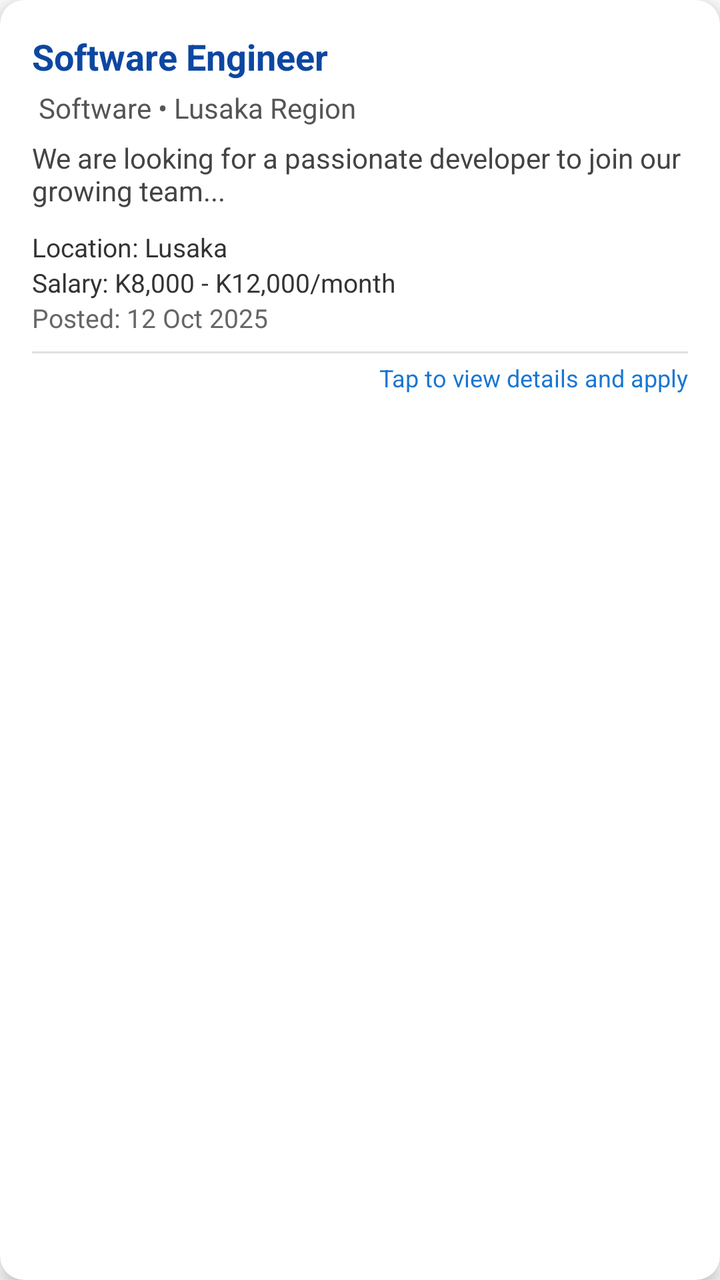
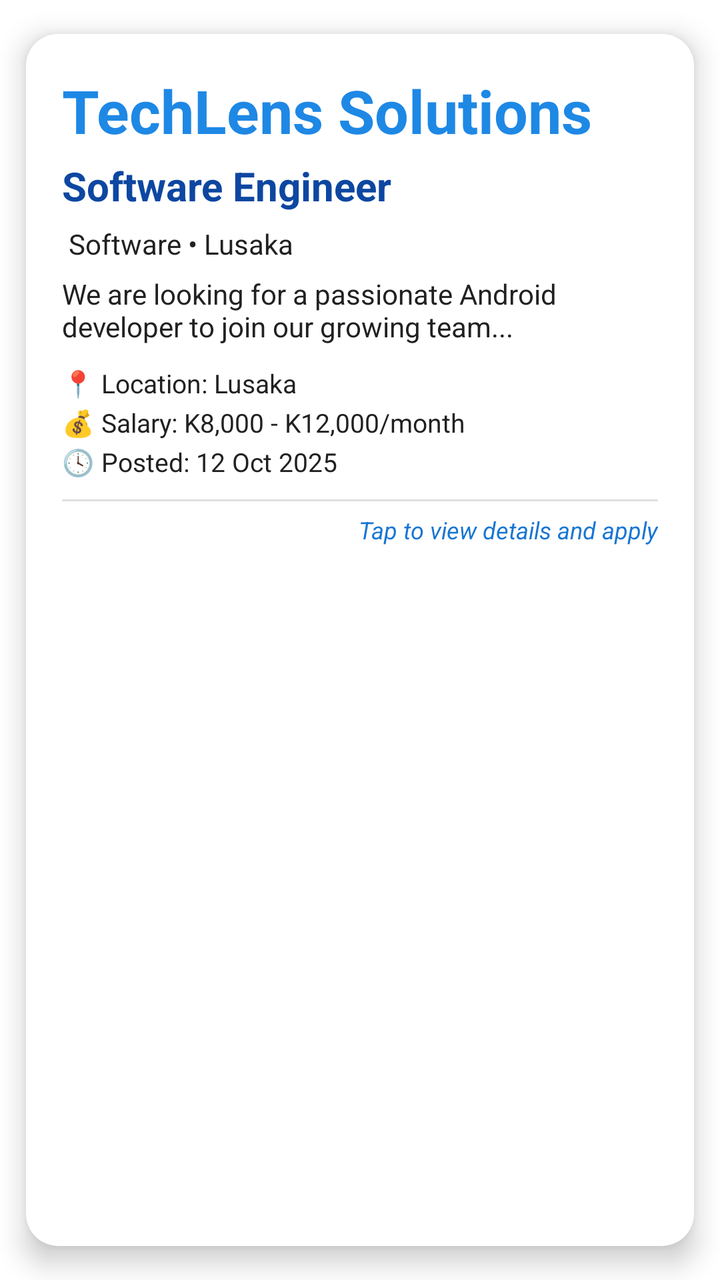

The first picture is an Android layout as it rendered before a commit; the second is the same layout after the commit. The layout source and the unified diff follow.
<!-- AndroidManifest.xml: application theme Theme.Job_portal -->
<!-- res/layout/item_job.xml -->
<?xml version="1.0" encoding="utf-8"?>
<androidx.cardview.widget.CardView xmlns:android="http://schemas.android.com/apk/res/android"
    xmlns:card_view="http://schemas.android.com/apk/res-auto"
    android:layout_width="match_parent"
    android:layout_height="wrap_content"
    android:layout_margin="8dp"
    card_view:cardCornerRadius="12dp"
    card_view:cardElevation="6dp"
    android:foreground="?attr/selectableItemBackground"
    android:clickable="true"
    android:focusable="true">

    <LinearLayout
        android:orientation="vertical"
        android:padding="16dp"
        android:layout_width="match_parent"
        android:layout_height="wrap_content">

        
        <TextView
            android:id="@+id/txtJobTitle"
            android:layout_width="match_parent"
            android:layout_height="wrap_content"
            android:text="Software Engineer"
            android:textSize="18sp"
            android:textStyle="bold"
            android:textColor="#0D47A1"
            android:layout_marginBottom="4dp" />

        
        <TextView
            android:id="@+id/txtCategoryRegion"
            android:layout_width="match_parent"
            android:layout_height="wrap_content"
            android:text=" Software • Lusaka Region"
            android:textSize="14sp"
            android:textColor="#555"
            android:layout_marginBottom="6dp" />

        
        <TextView
            android:id="@+id/txtShortDescription"
            android:layout_width="match_parent"
            android:layout_height="wrap_content"
            android:text="We are looking for a passionate developer to join our growing team..."
            android:textSize="14sp"
            android:textColor="#444"
            android:maxLines="2"
            android:ellipsize="end"
            android:layout_marginBottom="10dp" />

        
        <LinearLayout
            android:orientation="vertical"
            android:layout_width="match_parent"
            android:layout_height="wrap_content">

            <TextView
                android:id="@+id/txtLocation"
                android:layout_width="match_parent"
                android:layout_height="wrap_content"
                android:text="Location: Lusaka"
                android:textSize="13sp"
                android:textColor="#333" />

            <TextView
                android:id="@+id/txtSalary"
                android:layout_width="match_parent"
                android:layout_height="wrap_content"
                android:text="Salary: K8,000 - K12,000/month"
                android:textSize="13sp"
                android:textColor="#333" />

            <TextView
                android:id="@+id/txtPostedDate"
                android:layout_width="match_parent"
                android:layout_height="wrap_content"
                android:text="Posted: 12 Oct 2025"
                android:textSize="13sp"
                android:textColor="#666" />
        </LinearLayout>

        
        <View
            android:layout_width="match_parent"
            android:layout_height="1dp"
            android:layout_marginTop="8dp"
            android:background="#E0E0E0" />

        
        <TextView
            android:id="@+id/txtApplyInfo"
            android:layout_width="wrap_content"
            android:layout_height="wrap_content"
            android:text="Tap to view details and apply"
            android:textSize="12sp"
            android:textColor="#1976D2"
            android:layout_marginTop="4dp"
            android:layout_gravity="end" />

    </LinearLayout>
</androidx.cardview.widget.CardView>
<!-- resources referenced by this layout -->
<resources>
  <style name="Theme.Job_portal" parent="Base.Theme.Job_portal" />
  <style name="Base.Theme.Job_portal" parent="Theme.Material3.DayNight.NoActionBar">
          
          <item name="android:windowFullscreen">true</item>
          <item name="android:windowBackground">@color/white</item>
          
      </style>
  <color name="white">#FFFFFFFF</color>
</resources>

<!-- the commit's change to res/layout/item_job.xml (unified diff, before → after) -->
@@ -3,18 +3,31 @@
     xmlns:card_view="http://schemas.android.com/apk/res-auto"
     android:layout_width="match_parent"
     android:layout_height="wrap_content"
-    android:layout_margin="8dp"
-    card_view:cardCornerRadius="12dp"
-    card_view:cardElevation="6dp"
+    android:layout_margin="10dp"
     android:foreground="?attr/selectableItemBackground"
     android:clickable="true"
-    android:focusable="true">
+    android:focusable="true"
+    card_view:cardCornerRadius="16dp"
+    card_view:cardElevation="8dp"
+    card_view:cardUseCompatPadding="true">
 
     <LinearLayout
         android:orientation="vertical"
-        android:padding="16dp"
+        android:padding="18dp"
         android:layout_width="match_parent"
-        android:layout_height="wrap_content">
+        android:layout_height="wrap_content"
+        android:background="@android:color/white">
+
+        
+        <TextView
+            android:id="@+id/txtCompanyName"
+            android:layout_width="match_parent"
+            android:layout_height="wrap_content"
+            android:text="TechLens Solutions"
+            android:textStyle="bold"
+            android:textColor="#1E88E5"
+            android:textSize="30sp"
+            android:layout_marginBottom="4dp" />
 
         
         <TextView
@@ -22,19 +35,19 @@
             android:layout_width="match_parent"
             android:layout_height="wrap_content"
             android:text="Software Engineer"
-            android:textSize="18sp"
             android:textStyle="bold"
             android:textColor="#0D47A1"
-            android:layout_marginBottom="4dp" />
+            android:textSize="20sp"
+            android:layout_marginBottom="6dp" />
 
         
         <TextView
             android:id="@+id/txtCategoryRegion"
             android:layout_width="match_parent"
             android:layout_height="wrap_content"
-            android:text=" Software • Lusaka Region"
+            android:text=" Software • Lusaka"
             android:textSize="14sp"
-            android:textColor="#555"
+            android:textColor="#212121"
             android:layout_marginBottom="6dp" />
 
         
@@ -42,10 +55,10 @@
             android:id="@+id/txtShortDescription"
             android:layout_width="match_parent"
             android:layout_height="wrap_content"
-            android:text="We are looking for a passionate developer to join our growing team..."
+            android:text="We are looking for a passionate Android developer to join our growing team..."
             android:textSize="14sp"
-            android:textColor="#444"
-            android:maxLines="2"
+            android:textColor="#212121"
+            android:maxLines="3"
             android:ellipsize="end"
             android:layout_marginBottom="10dp" />
 
@@ -53,49 +66,52 @@
         <LinearLayout
             android:orientation="vertical"
             android:layout_width="match_parent"
-            android:layout_height="wrap_content">
+            android:layout_height="wrap_content"
+            android:layout_marginBottom="10dp">
 
             <TextView
                 android:id="@+id/txtLocation"
                 android:layout_width="match_parent"
                 android:layout_height="wrap_content"
-                android:text="Location: Lusaka"
+                android:text="📍 Location: Lusaka"
                 android:textSize="13sp"
-                android:textColor="#333" />
+                android:textColor="#212121"
+                android:layout_marginBottom="2dp" />
 
             <TextView
                 android:id="@+id/txtSalary"
                 android:layout_width="match_parent"
                 android:layout_height="wrap_content"
-                android:text="Salary: K8,000 - K12,000/month"
+                android:text="💰 Salary: K8,000 - K12,000/month"
                 android:textSize="13sp"
-                android:textColor="#333" />
+                android:textColor="#212121"
+                android:layout_marginBottom="2dp" />
 
             <TextView
                 android:id="@+id/txtPostedDate"
                 android:layout_width="match_parent"
                 android:layout_height="wrap_content"
-                android:text="Posted: 12 Oct 2025"
+                android:text="🕓 Posted: 12 Oct 2025"
                 android:textSize="13sp"
-                android:textColor="#666" />
+                android:textColor="#212121" />
         </LinearLayout>
 
         
         <View
             android:layout_width="match_parent"
             android:layout_height="1dp"
-            android:layout_marginTop="8dp"
-            android:background="#E0E0E0" />
+            android:background="#E0E0E0"
+            android:layout_marginBottom="6dp" />
 
         
         <TextView
             android:id="@+id/txtApplyInfo"
             android:layout_width="wrap_content"
             android:layout_height="wrap_content"
-            android:text="Tap to view details and apply"
+            android:text=" Tap to view details and apply"
             android:textSize="12sp"
             android:textColor="#1976D2"
-            android:layout_marginTop="4dp"
+            android:textStyle="italic"
             android:layout_gravity="end" />
 
     </LinearLayout>
